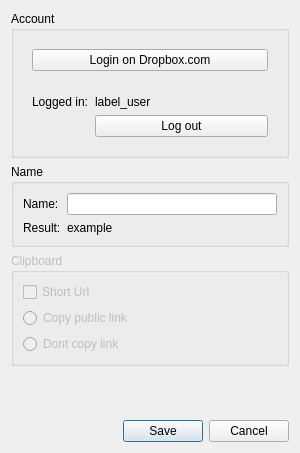
olav-st/screencloud-plugins, file dropbox/settings.ui: the form before one commit.
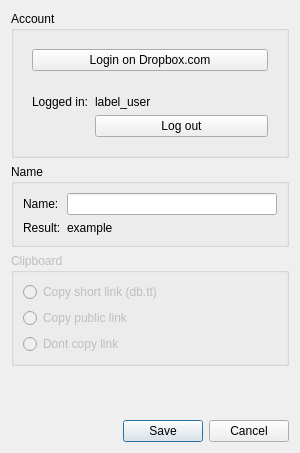
The form after the commit.

Commit message:
Apply suggestions from code review
check box to radio button

The edit to the form file:
```diff
--- a/dropbox/settings.ui
+++ b/dropbox/settings.ui
@@ -106,9 +106,9 @@
      </property>
      <layout class="QVBoxLayout" name="verticalLayout_3">
       <item>
-       <widget class="QCheckBox" name="short_url">
+       <widget class="QRadioButton" name="radio_shortlink">
         <property name="text">
-         <string>Short Url</string>
+         <string>Copy short link (db.tt)</string>
         </property>
        </widget>
       </item>
```
The commit also changes 1 other file.
